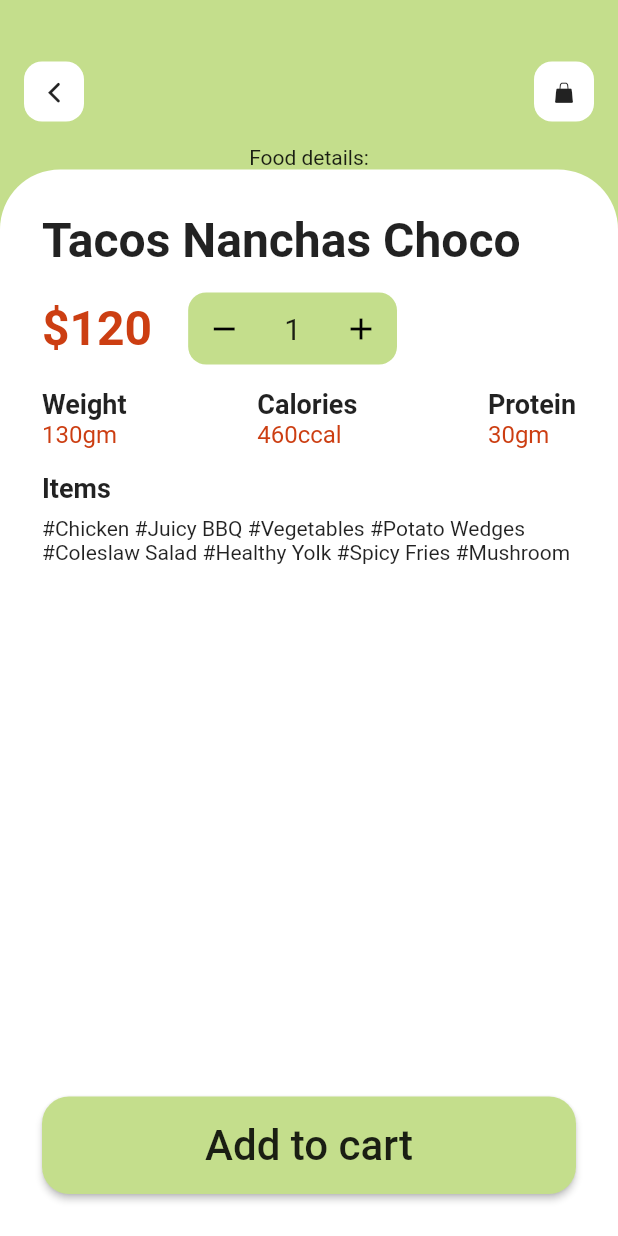
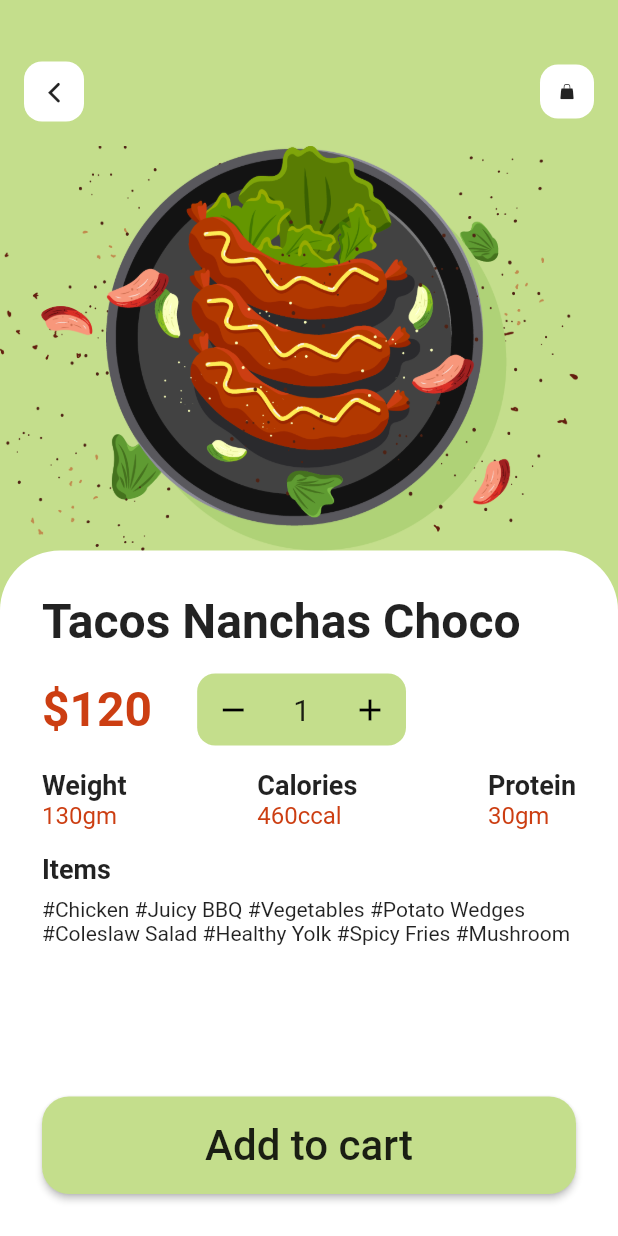
Before and after one commit to kharioki/food-delivery, a Flutter app: the screen it shows after launch, after a tap on "(120 Reviews)", on a phone screen of 412 x 824 dp. Run offline on Flutter 3.47's test engine with Material 2 defaults, Android fonts, the phone set to English and light mode, and no system bars; our stand-ins replace flutter_rating_bar, google_fonts.

Commit message:
cover image and navigator

```diff
--- a/lib/pages/detail_page.dart
+++ b/lib/pages/detail_page.dart
@@ -20,7 +20,23 @@ class _DetailPageState extends State<DetailPage> {
         children: <Widget>[
           SizedBox(height: 25),
           _customAppBar(),
-          Text('Food details:'),
+          Container(
+            height: 270,
+            width: MediaQuery.of(context).size.width,
+            child: Stack(
+              children: <Widget>[
+                Image(
+                  image: AssetImage('assets/images/bg.png'),
+                ),
+                Align(
+                  alignment: Alignment.center,
+                  child: Image(
+                    image: AssetImage('assets/images/${widget.data.imgPath}'),
+                  ),
+                ),
+              ],
+            ),
+          ),
           Expanded(
             child: Container(
               decoration: BoxDecoration(
@@ -52,7 +68,7 @@ class _DetailPageState extends State<DetailPage> {
                           color: AppColors.redColor,
                         ),
                       ),
-                      SizedBox(width: 24),
+                      SizedBox(width: 30),
                       _buildCounter(),
                     ],
                   ),
@@ -136,7 +152,11 @@ class _DetailPageState extends State<DetailPage> {
       child: Row(
         mainAxisAlignment: MainAxisAlignment.spaceBetween,
         children: <Widget>[
-          Container(
+          GestureDetector(
+            onTap: () {
+              Navigator.of(context).pop();
+            },
+            child: Container(
               padding: EdgeInsets.all(12),
               decoration: BoxDecoration(
                 color: Colors.white,
@@ -149,6 +169,7 @@ class _DetailPageState extends State<DetailPage> {
                 size: 16,
               ),
             ),
+          ),
           Container(
             padding: EdgeInsets.all(12),
             decoration: BoxDecoration(
@@ -159,7 +180,7 @@ class _DetailPageState extends State<DetailPage> {
             ),
             child: Icon(
               FlutterIcons.shop,
-              size: 16,
+              size: 12,
             ),
           ),
         ],
```
Lines whose indentation alone changed are shown as unchanged.
